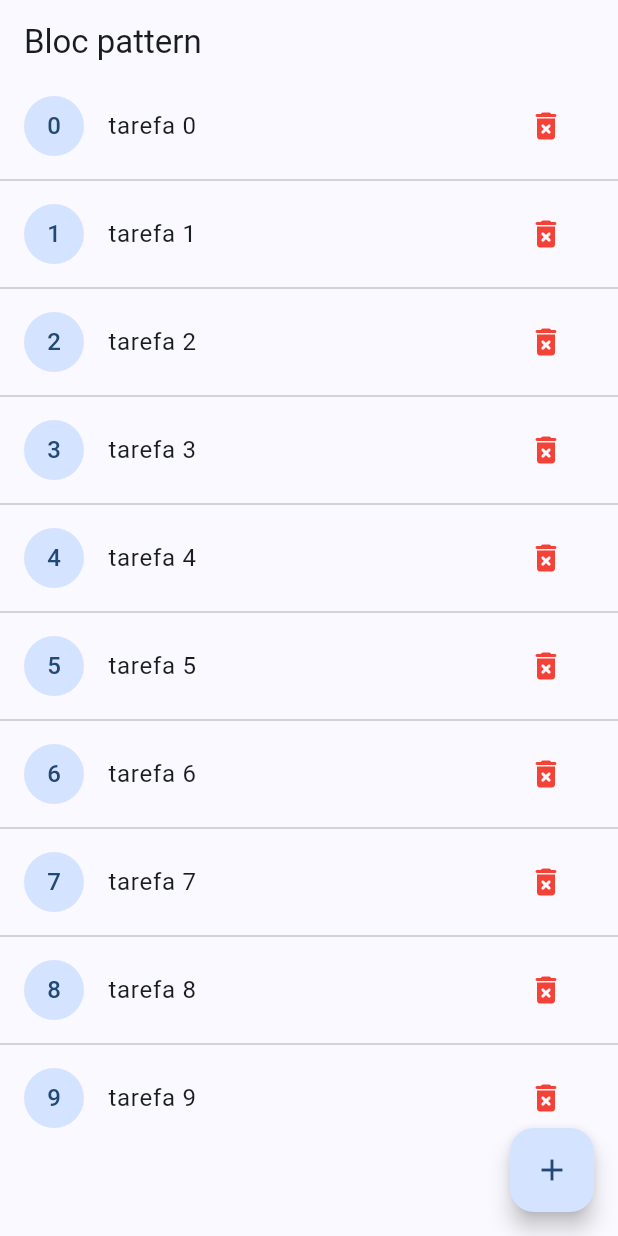
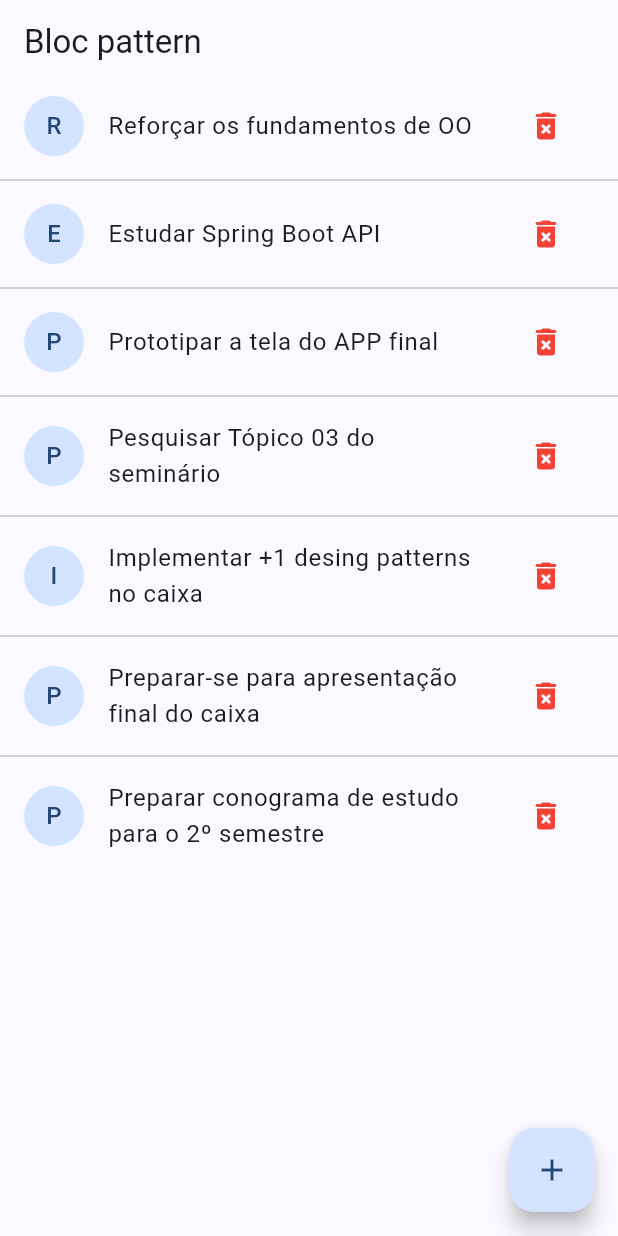
Before and after one commit to thailsonAlmeida/flutter_learn_bloc, a Flutter app: the screen it shows after launch, on a phone screen of 412 x 824 dp. Run offline on Flutter 3.47's test engine with Material 3 defaults, Android fonts, the phone set to English and light mode, and no system bars.

Commit message:
Implements BLoc in page and updates

```diff
--- a/lib/blocs/tarefa_event.dart
+++ b/lib/blocs/tarefa_event.dart
@@ -0,0 +1,17 @@
+import 'package:learn_bloc/models/tarefa_model.dart';
+
+abstract class TarefaEvent {}
+
+class GetTarefas extends TarefaEvent {}
+
+class PostTarefa extends TarefaEvent {
+  final TarefaModel tarefa;
+
+  PostTarefa({required this.tarefa});
+}
+
+class DeleteTarefa extends TarefaEvent {
+  final TarefaModel tarefa;
+
+  DeleteTarefa({required this.tarefa});
+}
--- /dev/null
+++ b/lib/blocs/tarefal_bloc.dart
@@ -0,0 +1,39 @@
+import 'dart:async';
+
+import 'package:learn_bloc/blocs/tarefa_event.dart';
+import 'package:learn_bloc/blocs/tarefa_state.dart';
+import 'package:learn_bloc/models/tarefa_model.dart';
+import 'package:learn_bloc/repositories/tarefa_repository.dart';
+
+class TarefaBloc {
+  final _repository = TarefaRepository();
+
+  final StreamController<TarefaEvent> _inputTarefaController =
+      StreamController<TarefaEvent>();
+
+  final StreamController<TarefaState> _outputTarefaController =
+      StreamController<TarefaState>();
+
+  Sink<TarefaEvent> get inputTarefa => _inputTarefaController.sink;
+  Stream<TarefaState> get outputTarefa => _outputTarefaController.stream;
+
+  TarefaBloc() {
+    _inputTarefaController.stream.listen(_mapEventToState);
+  }
+
+  void _mapEventToState(TarefaEvent event) async {
+    List<TarefaModel> tarefas = [];
+
+    _outputTarefaController.add(TarefasILoadingState());
+
+    if (event is GetTarefas) {
+      tarefas = await _repository.getTarefas();
+    } else if (event is PostTarefa) {
+      tarefas = await _repository.postTarefa(tarefa: event.tarefa);
+    } else if (event is DeleteTarefa) {
+      tarefas = await _repository.deleteTarefa(tarefa: event.tarefa);
+    }
+
+    _outputTarefaController.add(TarefasILoadedState(tarefas: tarefas));
+  }
+}
--- a/lib/pages/tarefas_page.dart
+++ b/lib/pages/tarefas_page.dart
@@ -1,4 +1,10 @@
+// ignore_for_file: override_on_non_overriding_member
+
 import 'package:flutter/material.dart';
+import 'package:learn_bloc/blocs/tarefa_event.dart';
+import 'package:learn_bloc/blocs/tarefa_state.dart';
+import 'package:learn_bloc/blocs/tarefal_bloc.dart';
+import 'package:learn_bloc/models/tarefa_model.dart';
 
 class TarefasPage extends StatefulWidget {
   const TarefasPage({super.key});
@@ -8,37 +14,80 @@ class TarefasPage extends StatefulWidget {
 }
 
 class _TarefasPageState extends State<TarefasPage> {
+  late final TarefaBloc _tarefaBloc;
+
+  @override
+  void initState() {
+    super.initState();
+    _tarefaBloc = TarefaBloc();
+    _tarefaBloc.inputTarefa.add(GetTarefas());
+  }
+
   @override
   Widget build(BuildContext context) {
     return Scaffold(
-      appBar: AppBar(
-        title: const Text('Bloc pattern'),
-      ),
-      body: ListView.separated(
-        separatorBuilder: (context, index) => const Divider(),
-        itemCount: 10,
-        itemBuilder: (context, index) {
+      appBar: AppBar(title: const Text('Bloc pattern')),
+      body: StreamBuilder<TarefaState>(
+          stream: _tarefaBloc.outputTarefa,
+          builder: (context, state) {
+            if (state.data is TarefasILoadingState) {
+              return const Center(
+                child: CircularProgressIndicator(),
+              );
+            }
+
+            if (state.data is TarefasILoadedState) {
+              final list = state.data?.tarefas ?? [];
+              return ListView.separated(
+                separatorBuilder: (_, __) => const Divider(),
+                itemCount: list.length,
+                itemBuilder: (_, index) {
                   return ListTile(
                     leading: CircleAvatar(
                       child: Center(
                         child: Text(
-                  index.toString(),
+                          list[index].nome[0],
                         ),
                       ),
                     ),
-            title: Text('tarefa ${index.toString()}'),
+                    title: Text(list[index].nome),
                     trailing: IconButton(
-              onPressed: () {},
-              icon: const Icon(Icons.delete_forever_rounded),
-              color: Colors.red,
+                      onPressed: () {
+                        _tarefaBloc.inputTarefa.add(
+                          DeleteTarefa(
+                            tarefa: list[index],
                           ),
                         );
                       },
+                      icon: const Icon(
+                        Icons.delete_forever_rounded,
+                        color: Colors.red,
                       ),
+                    ),
+                  );
+                },
+              );
+            }
+            return const Center(child: Text('Error'));
+          }),
       floatingActionButton: FloatingActionButton(
-        onPressed: () {},
+        onPressed: () {
+          _tarefaBloc.inputTarefa.add(
+            PostTarefa(
+              tarefa: TarefaModel(
+                nome: 'Estudar Gerenciamento de Estado BLoc',
+              ),
+            ),
+          );
+        },
         child: const Icon(Icons.add),
       ),
     );
   }
+
+  @override
+  void dispose() {
+    _tarefaBloc.inputTarefa.close();
+    super.dispose();
   }
+}
--- a/lib/repositories/tarefa_repository.dart
+++ b/lib/repositories/tarefa_repository.dart
@@ -5,10 +5,13 @@ class TarefaRepository {
 
   Future<List<TarefaModel>> getTarefas() async {
     _tarefas.addAll([
-      TarefaModel(nome: 'Compras no mercado'),
-      TarefaModel(nome: 'Fazer exercicio'),
-      TarefaModel(nome: 'Buscar filhos na escola'),
-      TarefaModel(nome: 'Jogar video game'),
+      TarefaModel(nome: 'Reforçar os fundamentos de OO'),
+      TarefaModel(nome: 'Estudar Spring Boot API'),
+      TarefaModel(nome: 'Prototipar a tela do APP final'),
+      TarefaModel(nome: 'Pesquisar Tópico 03 do seminário'),
+      TarefaModel(nome: 'Implementar +1 desing patterns no caixa'),
+      TarefaModel(nome: 'Preparar-se para apresentação final do caixa'),
+      TarefaModel(nome: 'Preparar conograma de estudo para o 2º semestre'),
     ]);
     return Future.delayed(
       const Duration(seconds: 2),
```
Also changed, not shown: 1 other file. Lines whose indentation alone changed are shown as unchanged.
